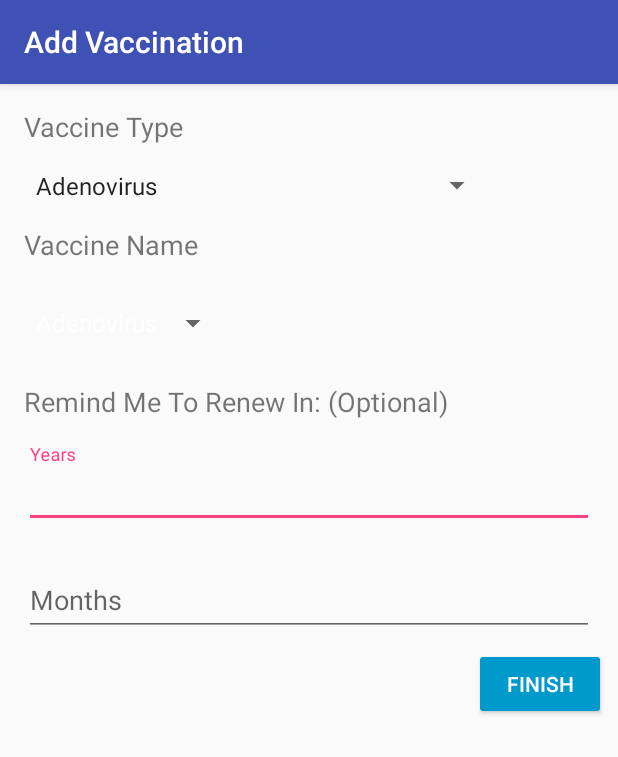
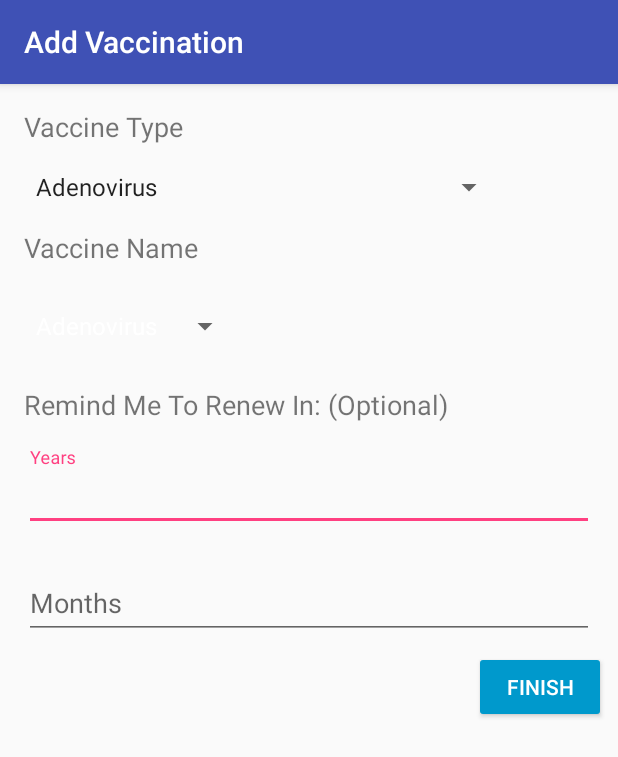
Before and after one commit to DaveLe/Ivory, an Android app: the AddVaccination screen opened directly, with no data from a screen before it, on a phone screen of 412 x 824 dp. Shown: the top 757 px of the screen. Run offline under Robolectric (Android 15) with nearby library versions, the phone set to English and light mode, and no system bars; our stand-ins replace Firebase (no records; nobody signed in at launch, a user with empty details on screens opened directly).

```diff
--- a/Ivory/app/src/main/res/layout/add_vaccination.xml
+++ b/Ivory/app/src/main/res/layout/add_vaccination.xml
@@ -16,7 +16,7 @@
     <Spinner
         android:id="@+id/spinner"
         android:layout_width="wrap_content"
-        android:padding="8dp"
+        android:layout_margin="8dp"
         android:entries="@array/names"
         android:layout_height="wrap_content" />
     <TextView
@@ -31,7 +31,7 @@
         android:layout_width="wrap_content"
         android:layout_height="wrap_content"
         android:entries="@array/Adenovirus"
-        android:padding="8dp" />
+        android:layout_margin="8dp" />
 
     <TextView
         android:id="@+id/textView5"
```
Also changed, not shown: Ivory/app/src/main/res/mipmap-hdpi/ic_launcher.png, Ivory/app/src/main/res/mipmap-mdpi/ic_launcher.png, Ivory/app/src/main/res/mipmap-xhdpi/ic_launcher.png, Ivory/app/src/main/res/mipmap-xxhdpi/ic_launcher.png, Ivory/app/src/main/res/mipmap-xxxhdpi/ic_launcher.png.
